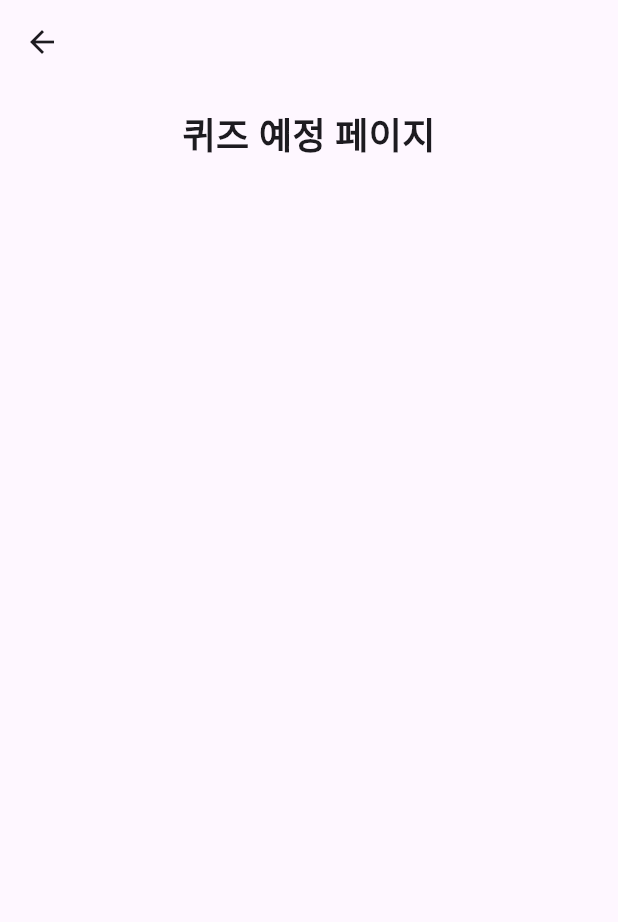
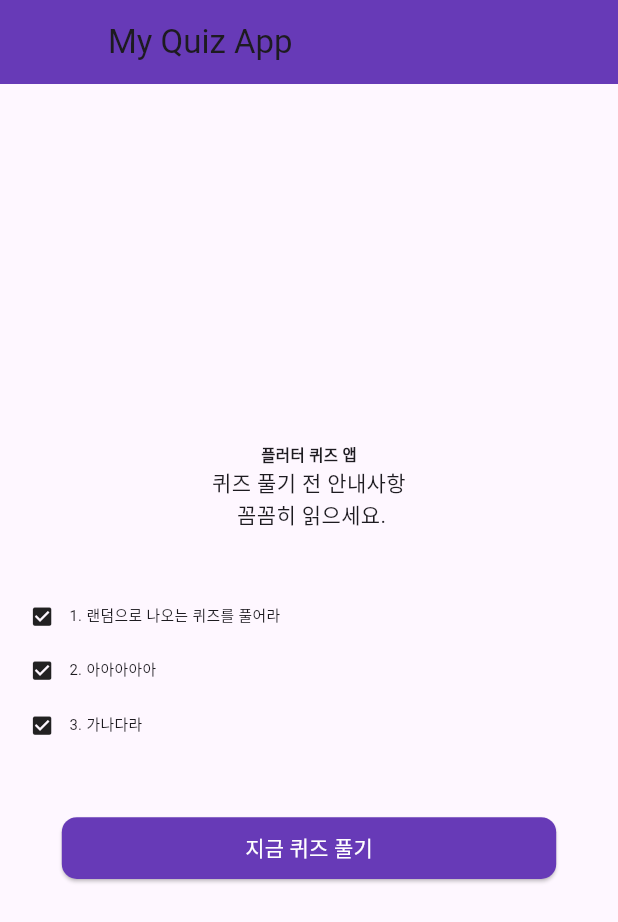
Before and after one commit to Melonzui/ecoBinSummerProj, a Flutter app: the QuizPage screen opened directly, on a phone screen of 412 x 824 dp. Shown: the top 922 px of the screen. Run offline on Flutter 3.47's test engine with Material 3 defaults, Android fonts, the phone set to English and light mode, and no system bars; our stand-ins replace auto_size_text, camera, cloud_firestore, firebase_auth, firebase_core, fluttertoast and 3 more; missing offline and left inert: tflite_flutter; accounts and stored records are empty.

Commit message:
퀴즈 임시

```diff
--- /dev/null
+++ b/ecobinproj/lib/model/api_adapter.dart
@@ -0,0 +1,7 @@
+import 'dart:convert';
+import 'model_quiz.dart';
+
+List<Quiz> parseQuizs(String responseBody) {
+  final parsed = json.decode(responseBody).cast<Map<String,dynamic>>();
+  return parsed.map<Quiz>((json) => Quiz.fromJson(json)).toList();
+}
--- /dev/null
+++ b/ecobinproj/lib/model/model_quiz.dart
@@ -0,0 +1,17 @@
+class Quiz {
+  String? title;
+  List<String>? candidates;
+  int? answer;
+
+  Quiz({this.title, this.candidates, this.answer});
+
+  Quiz.fromMap(Map<String, dynamic> map)
+      : title = map['title'],
+        candidates = map['candidates'],
+        answer = map['answer'];
+
+  Quiz.fromJson(Map<String, dynamic> json)
+      :title = json['title'],
+      candidates = json['body'].toString().split('/'),
+      answer = json['answer'];
+}
--- a/ecobinproj/lib/page/camera.dart
+++ b/ecobinproj/lib/page/camera.dart
@@ -215,9 +215,6 @@ class _CameraPageState extends State<CameraPage> with WidgetsBindingObserver {
       return const Center(child: CircularProgressIndicator());
     }
     return Scaffold(
-      appBar: AppBar(
-        title: const Text('Recycle Detector'),
-      ),
       body: Stack(
         children: [
           Positioned.fill(
--- a/ecobinproj/lib/page/home_page.dart
+++ b/ecobinproj/lib/page/home_page.dart
@@ -16,7 +16,7 @@ class _HomePage extends State<HomePage> {
   int _selectedIndex = 2;
 
   final List<Widget> _pages = <Widget>[
-    const QuizPage(),
+    QuizPage(),
     const CameraPage(),
     const HomeScreen(),
     const MapPage(
@@ -36,7 +36,7 @@ class _HomePage extends State<HomePage> {
     return Scaffold(
       appBar: AppBar(
         title: const Text(
-          "홈 화면",
+          "",
           style: TextStyle(
             color: Colors.black,
             fontSize: 18,
@@ -44,7 +44,7 @@ class _HomePage extends State<HomePage> {
           ),
         ),
         toolbarHeight: 40,
-        backgroundColor: Colors.grey,
+        backgroundColor: Colors.black45,
       ),
       bottomNavigationBar: BottomNavigationBar(
         currentIndex: _selectedIndex,
--- a/ecobinproj/lib/page/quiz_page.dart
+++ b/ecobinproj/lib/page/quiz_page.dart
@@ -1,38 +1,177 @@
+import 'package:flutter/cupertino.dart';
 import 'package:flutter/material.dart';
+import 'package:flutter/widgets.dart';
+import 'package:ecobinproj/model/model_quiz.dart';
+import 'package:ecobinproj/model/api_adapter.dart';
+
+import 'package:ecobinproj/page/quiz/screen_quiz.dart';
+import 'package:http/http.dart' as http;
+import 'dart:convert';
 
 class QuizPage extends StatefulWidget {
-  const QuizPage({Key? key}) : super(key: key);
-
   @override
-  State<QuizPage> createState() => _QuizPage();
+  _QuizPage createState() => _QuizPage();
 }
 
 class _QuizPage extends State<QuizPage> {
-  @override
-  void initState() {
-    super.initState();
+  final GlobalKey<ScaffoldState> _scaffoldKey = GlobalKey<ScaffoldState>();
+  List<Quiz> quizs = [];
+  bool isLoading = false;
+
+  _fetchQuizs() async {
+    setState(() {
+      isLoading = true;
+    });
+    final response = await http.get(Uri.parse('https://bin-quiz-test-0334c6d3a64e.herokuapp.com/quiz/3/'));
+    if (response.statusCode == 200) {
+      setState(() {
+        quizs = parseQuizs(utf8.decode(response.bodyBytes));
+        isLoading = false;
+      });
+    } else {
+      throw Exception('failed to load data');
+    }
   }
+
+  //테스트용 퀴즈 데이터
+  // List<Quiz> quizs = [
+  //   Quiz.fromMap({
+  //     'title': 'test',
+  //     'candidates': ['a', 'b', 'c', 'd'],
+  //     'answer': 0
+  //   }),
+  //   Quiz.fromMap({
+  //     'title': 'test2',
+  //     'candidates': ['a', 'b', 'c', 'd'],
+  //     'answer': 1
+  //   }),
+  //   Quiz.fromMap({
+  //     'title': 'test3',
+  //     'candidates': ['a', 'b', 'c', 'd'],
+  //     'answer': 2
+  //   }),
+  // ];
 
   @override
   Widget build(BuildContext context) {
-    return Scaffold(
-      appBar: AppBar(),
-      body: const SingleChildScrollView(
-        padding: EdgeInsets.all(16.0),
-        child: Center(
-          child: Column(
-            mainAxisAlignment: MainAxisAlignment.start,
-            crossAxisAlignment: CrossAxisAlignment.center,
-            children: <Widget>[
-              Text(
-                '퀴즈 예정 페이지',
-                style: TextStyle(fontSize: 24, fontWeight: FontWeight.w900),
+    Size screenSize = MediaQuery.of(context).size;
+    double width = screenSize.width;
+    double height = screenSize.height;
+
+    return SafeArea(
+      child: Scaffold(
+        key: _scaffoldKey,
+        appBar: AppBar(
+          title: Text('My Quiz App'),
+          backgroundColor: Colors.deepPurple,
+          leading: Container(),
+        ),
+        body: Column(
+          mainAxisAlignment: MainAxisAlignment.center,
+          crossAxisAlignment: CrossAxisAlignment.center,
+          children: <Widget>[
+            /*Center(
+              child: Image.asset(
+                'images/quiz.png',
+                width: width * 0.8,
               ),
-              SizedBox(height: 20),
-            ],
-          ),
+            ),*/
+            Padding(
+              padding: EdgeInsets.all(width * 0.024),
+            ),
+            Text(
+              '플러터 퀴즈 앱',
+              style: TextStyle(
+                fontSize: width * 0.025,
+                fontWeight: FontWeight.bold,
+              ),
+            ),
+            Text(
+              '퀴즈 풀기 전 안내사항 \n 꼼꼼히 읽으세요.',
+              textAlign: TextAlign.center,
+            ),
+            Padding(
+              padding: EdgeInsets.all(width * 0.048),
+            ),
+            _buildStep(width, '1. 랜덤으로 나오는 퀴즈를 풀어라'),
+            _buildStep(width, '2. 아아아아아'),
+            _buildStep(width, '3. 가나다라'),
+            Padding(
+              padding: EdgeInsets.all(width * 0.048),
+            ),
+            Container(
+              padding: EdgeInsets.only(bottom: width * 0.036),
+              child: Center(
+                child: ElevatedButton(
+                  style: ElevatedButton.styleFrom(
+                    minimumSize: Size(width * 0.8, height * 0.05),
+                    shape: RoundedRectangleBorder(
+                      borderRadius: BorderRadius.circular(10),
+                    ),
+                    backgroundColor: Colors.deepPurple, // 버튼의 배경색
+                  ),
+                  child: Text(
+                    '지금 퀴즈 풀기',
+                    style: TextStyle(color: Colors.white),
+                  ),
+                  onPressed: () {
+                    // _scaffoldKey.currentState.showSnackBar(SnackBar(
+                    //   content: Row(
+                    //     children: <Widget>[
+                    //       CircularProgressIndicator(),
+                    //       Padding(padding: EdgeInsets.only(left: width*0.036),
+                    //       ),
+                    //       Text('로딩 중...'),
+                    //     ],
+                    //   ),
+                    //   ),
+                    //   );
+                    _fetchQuizs().whenComplete(() {
+                      return Navigator.push(
+                        context,
+                        MaterialPageRoute(
+                          builder: (context) => QuizScreen(
+                            quizs: quizs,
+                          ),
+                        ),
+                      );
+                    });
+                  },
+                ),
+              ),
+            ),
+          ],
         ),
       ),
     );
   }
+
+  Widget _buildStep(double width, String title) {
+    return Container(
+      padding: EdgeInsets.fromLTRB(
+        width * 0.048,
+        width * 0.024,
+        width * 0.048,
+        width * 0.024,
+      ),
+      child: Row(
+        crossAxisAlignment: CrossAxisAlignment.start,
+        children: <Widget>[
+          Icon(
+            Icons.check_box,
+            size: width * 0.04,
+          ),
+          Padding(
+            padding: EdgeInsets.only(right: width * 0.024),
+          ),
+          Expanded(
+            child: Text(
+              title,
+              style: TextStyle(fontSize: width * 0.024), // 텍스트 크기 조정
+            ),
+          ),
+        ],
+      ),
+    );
+  }
 }
--- a/ecobinproj/pubspec.yaml
+++ b/ecobinproj/pubspec.yaml
@@ -48,6 +48,8 @@ dependencies:
   tflite_flutter: ^0.10.4
   image: ^3.0.2
   location: ^6.0.2
+  auto_size_text: ^3.0.0
+  http: ^1.2.2
 
 dev_dependencies:
   flutter_test:
```
Also changed, not shown: ecobinproj/lib/page/quiz/screen_quiz.dart (added, +173 -0 lines), ecobinproj/lib/page/quiz/screen_result.dart (added, +121 -0 lines), ecobinproj/lib/widgets/widget_candidate.dart (added, +56 -0 lines), ecobinproj/pubspec.lock.
